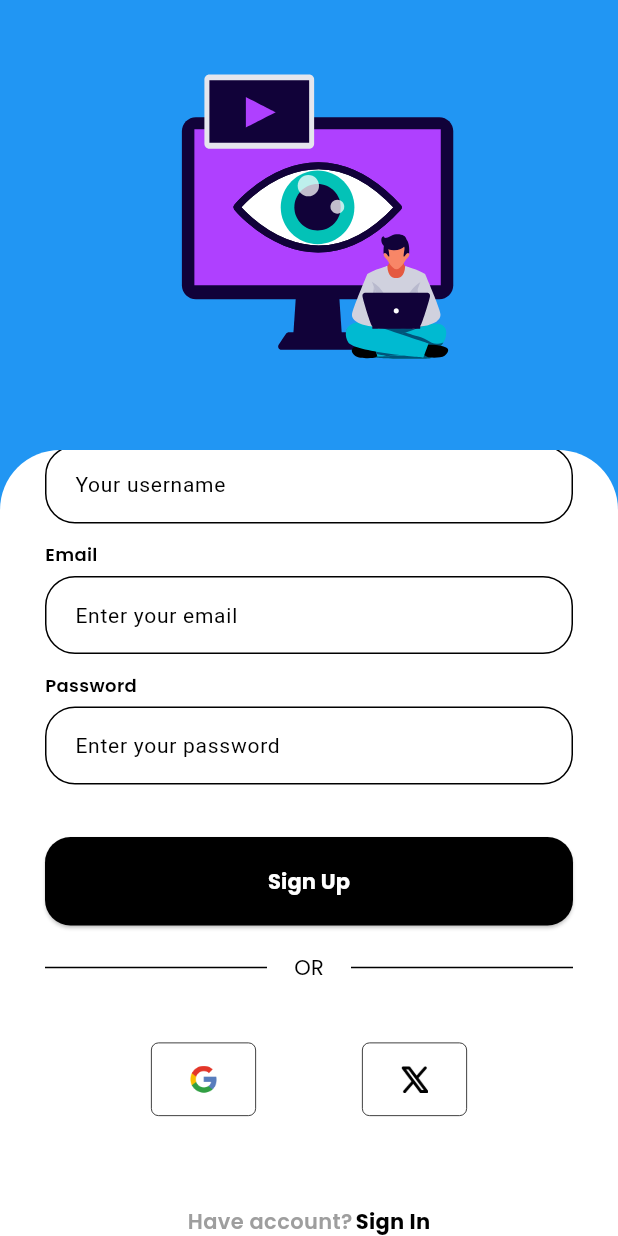
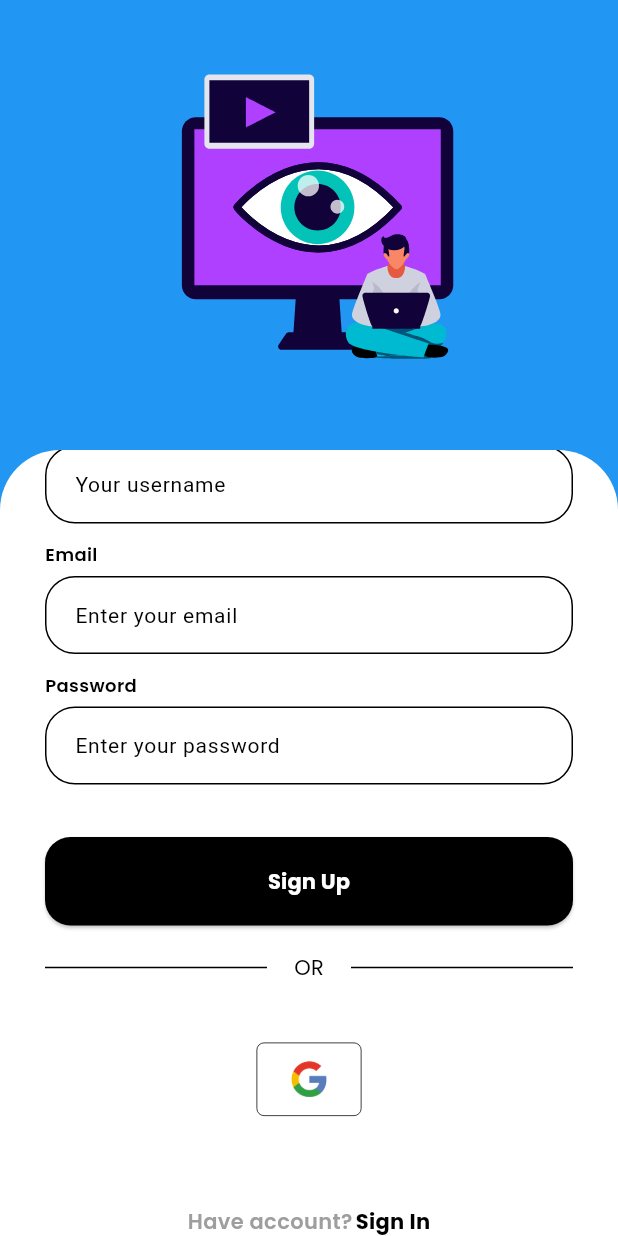
Before and after one commit to muhith-dev/blink-talk, a Flutter app: the RegisterView screen opened by its route, scrolled down 263 dp, on a phone screen of 412 x 824 dp. Run offline on Flutter 3.47's test engine with Material 3 defaults, Android fonts, the phone set to English and light mode, and no system bars; our stand-ins replace camera, carousel_slider, cloud_firestore, firebase_auth, firebase_core, flutter_secure_storage and 5 more; accounts and stored records are empty.

Commit message:
adding register with google and save account to firebase auth

```diff
--- a/lib/app/modules/register/views/register_view.dart
+++ b/lib/app/modules/register/views/register_view.dart
@@ -168,52 +168,48 @@ class RegisterView extends GetView<RegisterController> {
                       Row(
                         mainAxisAlignment: MainAxisAlignment.spaceEvenly,
                         children: [
-                          Container(
-                            decoration: BoxDecoration(
-                              border: Border.all(width: 0.5),
-                              borderRadius: BorderRadius.all(
-                                Radius.circular(
-                                  5.0,
-                                ), //                 <--- border radius here
+                          OutlinedButton(
+                            onPressed:
+                                controller.isLoading.value
+                                    ? null
+                                    : controller.signInWithGoogle,
+                            style: OutlinedButton.styleFrom(
+                              side: BorderSide(width: 0.5, color: Colors.black),
+                              shape: RoundedRectangleBorder(
+                                borderRadius: BorderRadius.circular(5.0),
                               ),
+                              fixedSize: Size(70, 49),
+                              padding: EdgeInsets.all(10),
                             ),
-                            width: 70,
-                            height: 49,
-                            child: Padding(
-                              padding: const EdgeInsets.only(
-                                top: 15,
-                                bottom: 15,
-                                left: 25,
-                                right: 25,
-                              ),
-                              child: Image(
-                                image: AssetImage('assets/icons/google.png'),
-                              ),
+                            child: Image.asset(
+                              'assets/icons/google.png',
+                              width: 24,
+                              height: 24,
                             ),
                           ),
-                          Container(
-                            decoration: BoxDecoration(
-                              border: Border.all(width: 0.5),
-                              borderRadius: BorderRadius.all(
-                                Radius.circular(
-                                  5.0,
-                                ), //                 <--- border radius here
-                              ),
-                            ),
-                            width: 70,
-                            height: 49,
-                            child: Padding(
-                              padding: const EdgeInsets.only(
-                                top: 15,
-                                bottom: 15,
-                                left: 25,
-                                right: 25,
-                              ),
-                              child: Image(
-                                image: AssetImage('assets/icons/x.png'),
-                              ),
-                            ),
-                          ),
+                          // Container(
+                          //   decoration: BoxDecoration(
+                          //     border: Border.all(width: 0.5),
+                          //     borderRadius: BorderRadius.all(
+                          //       Radius.circular(
+                          //         5.0,
+                          //       ), //                 <--- border radius here
+                          //     ),
+                          //   ),
+                          //   width: 70,
+                          //   height: 49,
+                          //   child: Padding(
+                          //     padding: const EdgeInsets.only(
+                          //       top: 15,
+                          //       bottom: 15,
+                          //       left: 25,
+                          //       right: 25,
+                          //     ),
+                          //     child: Image(
+                          //       image: AssetImage('assets/icons/x.png'),
+                          //     ),
+                          //   ),
+                          // ),
                         ],
                       ),
                       SizedBox(height: 60),
```
Also changed, not shown: lib/app/modules/login/views/login_view.dart (+23 -23 lines), lib/app/modules/register/controllers/register_controller.dart (+43 -0 lines).
